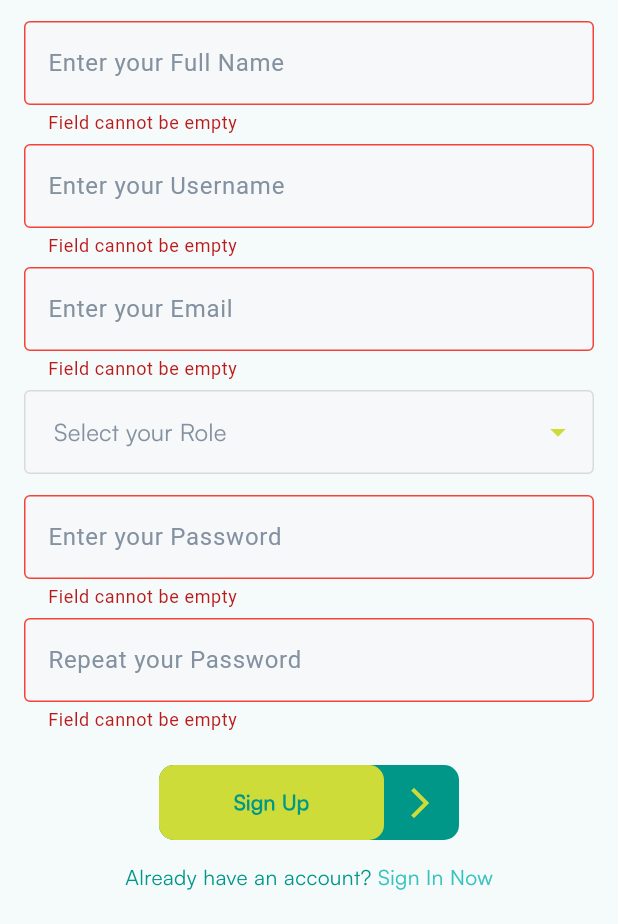
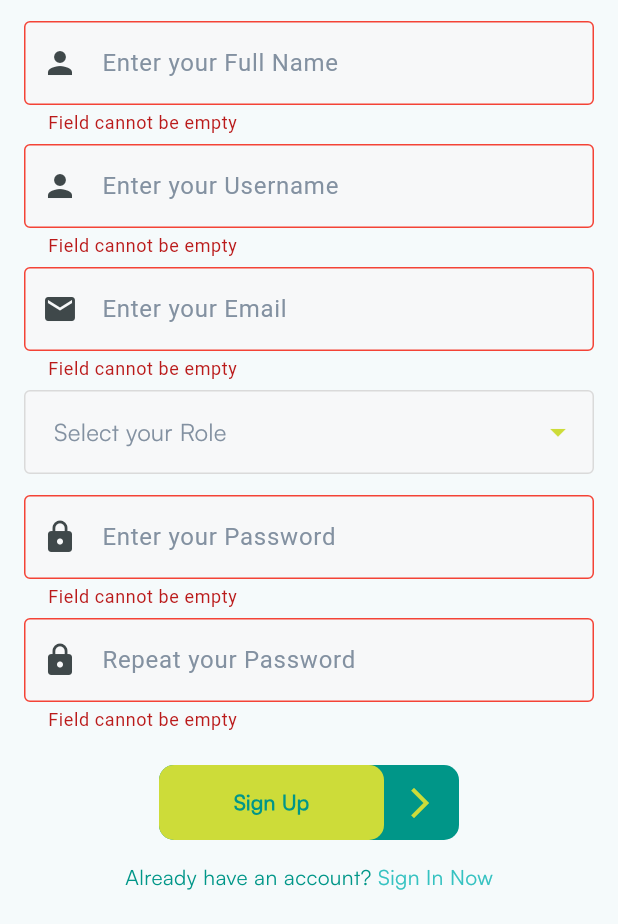
Before and after one commit to LiteraLink/LiteraLink-Mobile, a Flutter app: the screen it shows after launch, after a tap on "Sign In", after a tap on "Sign Up Now", after a tap on "Sign Up", on a phone screen of 412 x 824 dp, the part 312-1236 px from its top. Run offline on Flutter 3.47's test engine with Material 2 defaults, Android fonts, the light colour scheme and no system bars; our stand-ins replace dropdown_button2, image_picker; missing offline and left inert: pbp_django_auth.

Commit message:
feat(auth): improve auth page UI

```diff
--- a/lib/authentication/components/auth_field.dart
+++ b/lib/authentication/components/auth_field.dart
@@ -5,6 +5,7 @@ Widget authField(TextEditingController controller, String label,
     GlobalKey<FormState> formKey,
     {TextEditingController? otherController}) {
   bool isPasswordField = label.startsWith("Password");
+  bool isEmailField = label.startsWith("Email");
 
   String labelText = label == "Password2"
       ? "Repeat your Password"
@@ -19,6 +20,7 @@ Widget authField(TextEditingController controller, String label,
       decoration: InputDecoration(
         fillColor: const Color(0xFFF7F8F9),
         filled: true,
+        prefixIcon: Icon(isPasswordField ? Icons.lock : isEmailField? Icons.mail : Icons.person),
         enabledBorder: const OutlineInputBorder(
           borderSide: BorderSide(color: Color(0xFFDADADA)),
           borderRadius: BorderRadius.all(Radius.circular(4.0)),
--- a/lib/authentication/page/signin_page.dart
+++ b/lib/authentication/page/signin_page.dart
@@ -146,7 +146,7 @@ class _SignInPageState extends State<SignInPage> {
           String password = _passwordController.text;
           if (_formKey.currentState!.validate()) {
             final response = await request
-                .login("http://localhost:8000/auth/signin-flutter/", {
+                .login("https://literalink-e03-tk.pbp.cs.ui.ac.id/auth/signin-flutter/", {
               'username': _usernameController.text,
               'password': password,
             });
--- a/lib/authentication/page/signup_page.dart
+++ b/lib/authentication/page/signup_page.dart
@@ -39,7 +39,7 @@ class _SignUpPageState extends State<SignUpPage> {
   final TextEditingController _password1Controller = TextEditingController();
   final TextEditingController _password2Controller = TextEditingController();
 
-  final List<String> genderItems = ['Member', 'Admin'];
+  final List<String> roleItems = ['Member', 'Admin'];
   String? selectedRole;
 
   final _formKey = GlobalKey<FormState>();
@@ -165,7 +165,7 @@ class _SignUpPageState extends State<SignUpPage> {
 
           if (mainFormIsValid && roleFormIsValid) {
             final response = await request
-                .login("http://localhost:8000/auth/signup-flutter/", {
+                .login("https://literalink-e03-tk.pbp.cs.ui.ac.id/auth/signup-flutter/", {
               'full_name': _fullNameController.text,
               'username': _usernameController.text,
               'email': _emailController.text,
@@ -268,7 +268,7 @@ class _SignUpPageState extends State<SignUpPage> {
           style: TextStyle(
               fontSize: 16, fontFamily: 'Satoshi', color: Color(0xFF8391A1)),
         ),
-        items: genderItems
+        items: roleItems
             .map((item) => DropdownMenuItem<String>(
                   value: item,
                   child: Text(
```
